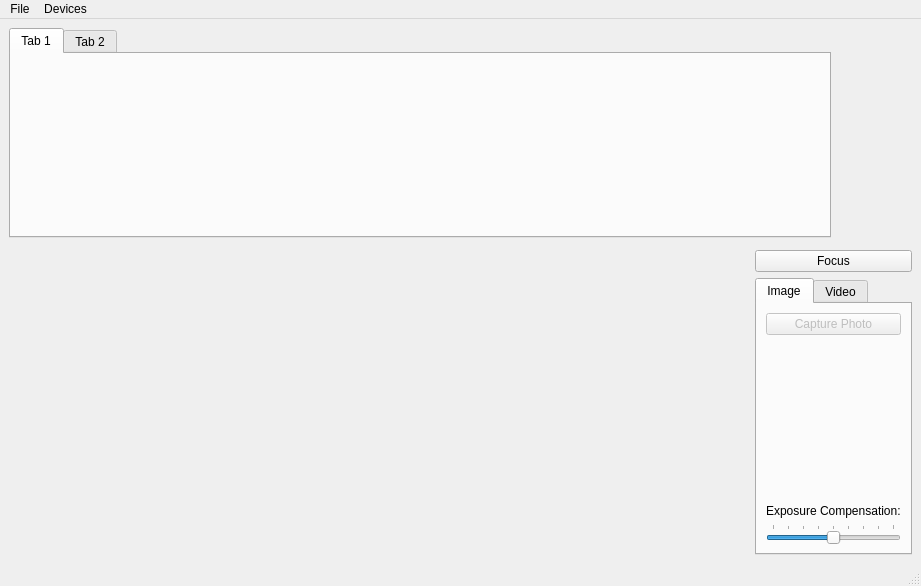
ENGN2912B-2018/GPU-B, file guiView/camera.ui: the form before one commit.
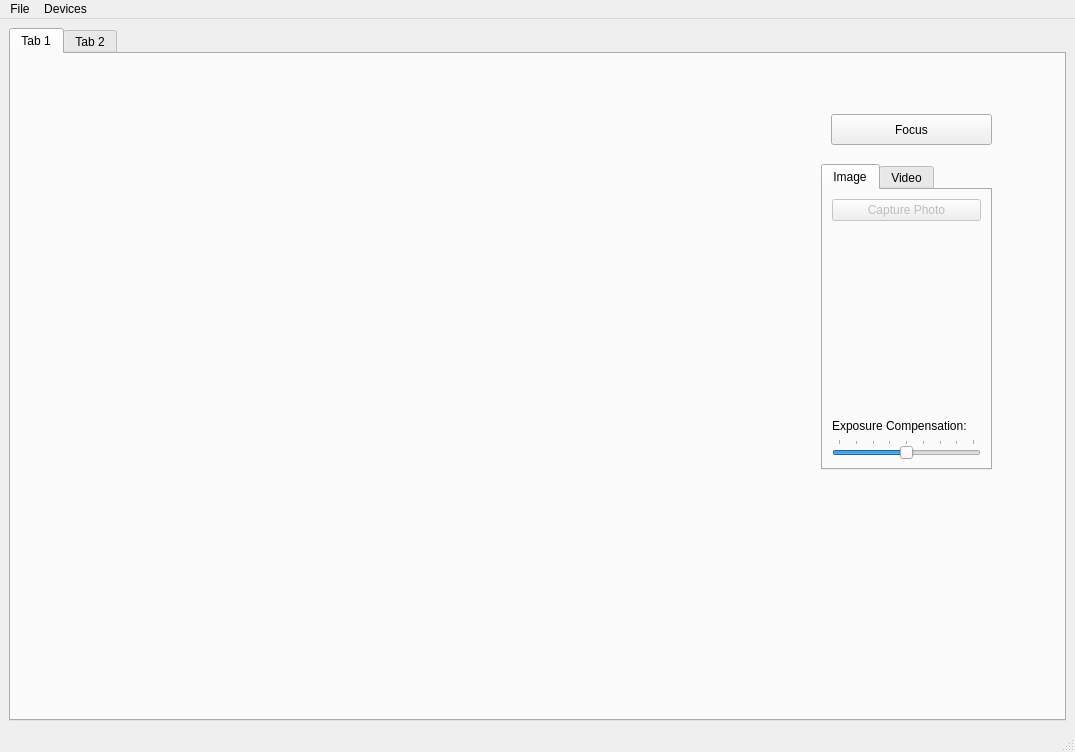
The form after the commit. The open tabs and pages were chosen to show the change. Icons and pictures are not drawn. Custom widgets are drawn as their Qt base class.

The edit to the form file:
```diff
--- a/guiView/camera.ui
+++ b/guiView/camera.ui
@@ -6,8 +6,8 @@
    <rect>
     <x>0</x>
     <y>0</y>
-    <width>921</width>
-    <height>586</height>
+    <width>1075</width>
+    <height>752</height>
    </rect>
   </property>
   <property name="windowTitle">
@@ -15,8 +15,134 @@
   </property>
   <widget class="QWidget" name="centralwidget">
    <layout class="QGridLayout" name="gridLayout_3">
-    <item row="3" column="1" colspan="2">
+    <item row="0" column="2">
+     <widget class="QTabWidget" name="tabWidget">
+      <property name="currentIndex">
+       <number>0</number>
+      </property>
+      <widget class="QWidget" name="tab_3">
+       <attribute name="title">
+        <string>Tab 1</string>
+       </attribute>
+       <widget class="QStackedWidget" name="stackedWidget">
+        <property name="geometry">
+         <rect>
+          <x>20</x>
+          <y>50</y>
+          <width>721</width>
+          <height>581</height>
+         </rect>
+        </property>
+        <property name="sizePolicy">
+         <sizepolicy hsizetype="Preferred" vsizetype="Preferred">
+          <horstretch>1</horstretch>
+          <verstretch>0</verstretch>
+         </sizepolicy>
+        </property>
+        <property name="palette">
+         <palette>
+          <active>
+           <colorrole role="Base">
+            <brush brushstyle="SolidPattern">
+             <color alpha="255">
+              <red>255</red>
+              <green>255</green>
+              <blue>255</blue>
+             </color>
+            </brush>
+           </colorrole>
+           <colorrole role="Window">
+            <brush brushstyle="SolidPattern">
+             <color alpha="255">
+              <red>145</red>
+              <green>145</green>
+              <blue>145</blue>
+             </color>
+            </brush>
+           </colorrole>
+          </active>
+          <inactive>
+           <colorrole role="Base">
+            <brush brushstyle="SolidPattern">
+             <color alpha="255">
+              <red>255</red>
+              <green>255</green>
+              <blue>255</blue>
+             </color>
+            </brush>
+           </colorrole>
+           <colorrole role="Window">
+            <brush brushstyle="SolidPattern">
+             <color alpha="255">
+              <red>145</red>
+              <green>145</green>
+              <blue>145</blue>
+             </color>
+            </brush>
+           </colorrole>
+          </inactive>
+          <disabled>
+           <colorrole role="Base">
+            <brush brushstyle="SolidPattern">
+             <color alpha="255">
+              <red>145</red>
+              <green>145</green>
+              <blue>145</blue>
+             </color>
+            </brush>
+           </colorrole>
+           <colorrole role="Window">
+            <brush brushstyle="SolidPattern">
+             <color alpha="255">
+              <red>145</red>
+              <green>145</green>
+              <blue>145</blue>
+             </color>
+            </brush>
+           </colorrole>
+          </disabled>
+         </palette>
+        </property>
+        <property name="currentIndex">
+         <number>0</number>
+        </property>
+        <widget class="QWidget" name="viewfinderPage">
+         <layout class="QGridLayout" name="gridLayout_5">
+          <item row="0" column="0">
+           <widget class="QCameraViewfinder" name="viewfinder" native="true"/>
+          </item>
+         </layout>
+        </widget>
+        <widget class="QWidget" name="previewPage">
+         <layout class="QGridLayout" name="gridLayout_4">
+          <item row="0" column="0">
+           <widget class="QLabel" name="lastImagePreviewLabel">
+            <property name="sizePolicy">
+             <sizepolicy hsizetype="Preferred" vsizetype="MinimumExpanding">
+              <horstretch>0</horstretch>
+              <verstretch>0</verstretch>
+             </sizepolicy>
+            </property>
+            <property name="frameShape">
+             <enum>QFrame::Box</enum>
+            </property>
+            <property name="text">
+             <string/>
+            </property>
+           </widget>
+          </item>
+         </layout>
+        </widget>
+       </widget>
      <widget class="QTabWidget" name="captureWidget">
+        <property name="geometry">
+         <rect>
+          <x>810</x>
+          <y>110</y>
+          <width>171</width>
+          <height>306</height>
+         </rect>
+        </property>
       <property name="currentIndex">
        <number>1</number>
       </property>
@@ -132,127 +258,19 @@
        </layout>
       </widget>
      </widget>
-    </item>
-    <item row="2" column="1" colspan="2">
      <widget class="QPushButton" name="lockButton">
+        <property name="geometry">
+         <rect>
+          <x>820</x>
+          <y>60</y>
+          <width>161</width>
+          <height>31</height>
+         </rect>
+        </property>
       <property name="text">
        <string>Focus</string>
       </property>
      </widget>
-    </item>
-    <item row="1" column="0" rowspan="3">
-     <widget class="QStackedWidget" name="stackedWidget">
-      <property name="sizePolicy">
-       <sizepolicy hsizetype="Preferred" vsizetype="Preferred">
-        <horstretch>1</horstretch>
-        <verstretch>0</verstretch>
-       </sizepolicy>
-      </property>
-      <property name="palette">
-       <palette>
-        <active>
-         <colorrole role="Base">
-          <brush brushstyle="SolidPattern">
-           <color alpha="255">
-            <red>255</red>
-            <green>255</green>
-            <blue>255</blue>
-           </color>
-          </brush>
-         </colorrole>
-         <colorrole role="Window">
-          <brush brushstyle="SolidPattern">
-           <color alpha="255">
-            <red>145</red>
-            <green>145</green>
-            <blue>145</blue>
-           </color>
-          </brush>
-         </colorrole>
-        </active>
-        <inactive>
-         <colorrole role="Base">
-          <brush brushstyle="SolidPattern">
-           <color alpha="255">
-            <red>255</red>
-            <green>255</green>
-            <blue>255</blue>
-           </color>
-          </brush>
-         </colorrole>
-         <colorrole role="Window">
-          <brush brushstyle="SolidPattern">
-           <color alpha="255">
-            <red>145</red>
-            <green>145</green>
-            <blue>145</blue>
-           </color>
-          </brush>
-         </colorrole>
-        </inactive>
-        <disabled>
-         <colorrole role="Base">
-          <brush brushstyle="SolidPattern">
-           <color alpha="255">
-            <red>145</red>
-            <green>145</green>
-            <blue>145</blue>
-           </color>
-          </brush>
-         </colorrole>
-         <colorrole role="Window">
-          <brush brushstyle="SolidPattern">
-           <color alpha="255">
-            <red>145</red>
-            <green>145</green>
-            <blue>145</blue>
-           </color>
-          </brush>
-         </colorrole>
-        </disabled>
-       </palette>
-      </property>
-      <property name="currentIndex">
-       <number>0</number>
-      </property>
-      <widget class="QWidget" name="viewfinderPage">
-       <layout class="QGridLayout" name="gridLayout_5">
-        <item row="0" column="0">
-         <widget class="QCameraViewfinder" name="viewfinder" native="true"/>
-        </item>
-       </layout>
-      </widget>
-      <widget class="QWidget" name="previewPage">
-       <layout class="QGridLayout" name="gridLayout_4">
-        <item row="0" column="0">
-         <widget class="QLabel" name="lastImagePreviewLabel">
-          <property name="sizePolicy">
-           <sizepolicy hsizetype="Preferred" vsizetype="MinimumExpanding">
-            <horstretch>0</horstretch>
-            <verstretch>0</verstretch>
-           </sizepolicy>
-          </property>
-          <property name="frameShape">
-           <enum>QFrame::Box</enum>
-          </property>
-          <property name="text">
-           <string/>
-          </property>
-         </widget>
-        </item>
-       </layout>
-      </widget>
-     </widget>
-    </item>
-    <item row="0" column="0" colspan="2">
-     <widget class="QTabWidget" name="tabWidget">
-      <property name="currentIndex">
-       <number>0</number>
-      </property>
-      <widget class="QWidget" name="tab_3">
-       <attribute name="title">
-        <string>Tab 1</string>
-       </attribute>
       </widget>
       <widget class="QWidget" name="tab_4">
        <attribute name="title">
@@ -268,7 +286,7 @@
     <rect>
      <x>0</x>
      <y>0</y>
-     <width>921</width>
+     <width>1075</width>
      <height>26</height>
     </rect>
    </property>
```
Left out of the diff: 96 changed lines with no effect on the pictures. Lines whose indentation alone changed are shown as unchanged.
